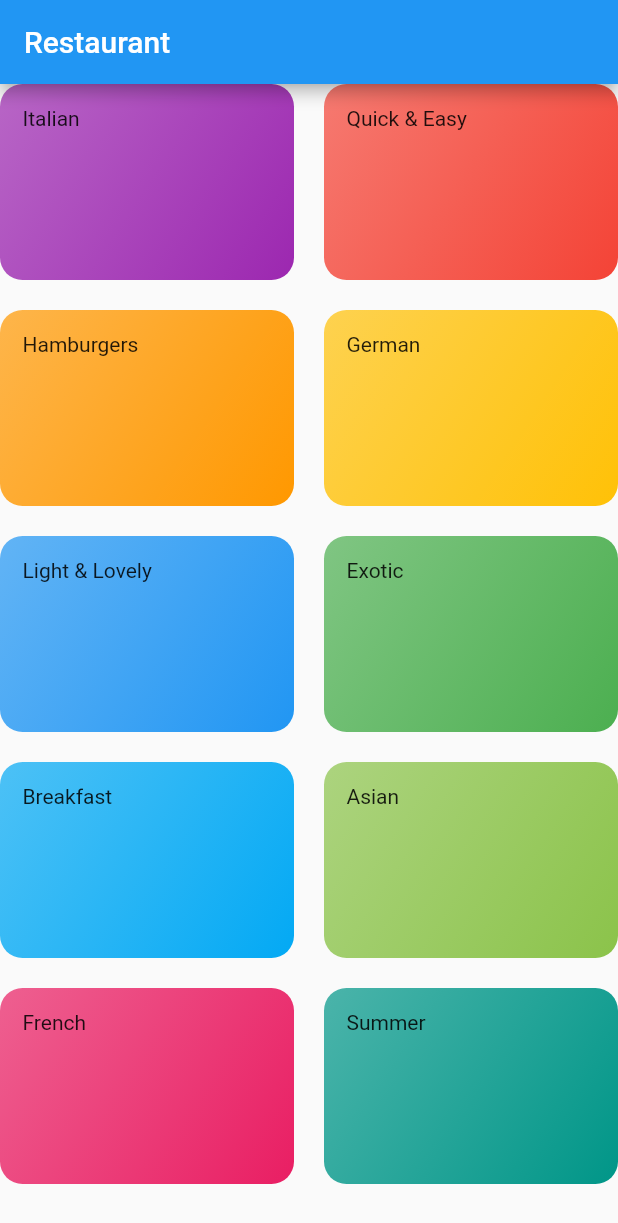
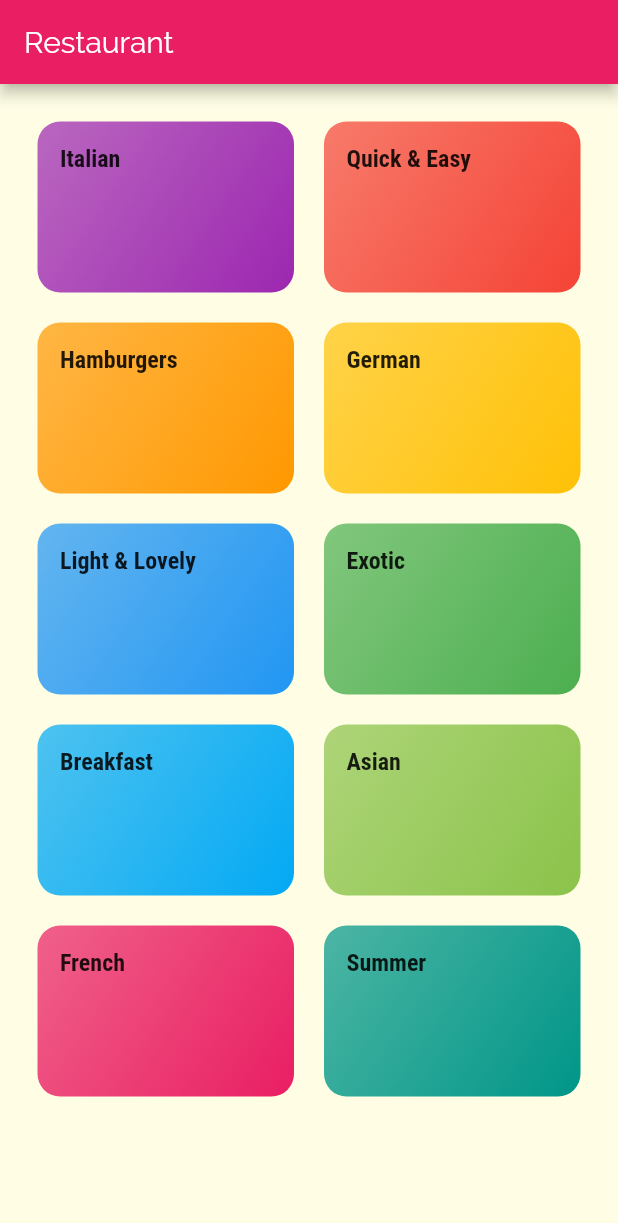
Before and after one commit to omersiddique/restaurantapp, a Flutter app: the screen it shows after launch, on a phone screen of 412 x 824 dp. Shown: the top 1223 px of the screen. Run offline on Flutter 3.47's test engine with Material 2 defaults, Android fonts, the phone set to English and light mode, and no system bars; Roboto replaces fonts that are missing (RobotoCondensed).

Commit message:
Adding Styling

```diff
--- a/lib/categories_screen.dart
+++ b/lib/categories_screen.dart
@@ -9,6 +9,7 @@ class CategoriesScreen extends StatelessWidget {
     return Scaffold(
       appBar: AppBar(title: Text('Restaurant')),
       body: GridView(
+        padding: const EdgeInsets.all(25),
         children: DUMMY_CATEGORIES.map( (catData) => CategoryItem(catData.title, catData.color) ).toList(),
         gridDelegate: SliverGridDelegateWithMaxCrossAxisExtent(
           maxCrossAxisExtent: 200,
--- a/lib/category_item.dart
+++ b/lib/category_item.dart
@@ -10,7 +10,7 @@ class CategoryItem extends StatelessWidget {
   Widget build(BuildContext context) {
     return Container(
       padding: const EdgeInsets.all(15),
-      child: Text(title),
+      child: Text(title, style: Theme.of(context).textTheme.headline5,),
       decoration: BoxDecoration(gradient: LinearGradient(
         colors: [
           color.withOpacity(0.7),
--- a/lib/main.dart
+++ b/lib/main.dart
@@ -22,7 +22,15 @@ class MyApp extends StatelessWidget {
         // or simply save your changes to "hot reload" in a Flutter IDE).
         // Notice that the counter didn't reset back to zero; the application
         // is not restarted.
-        primarySwatch: Colors.blue,
+        primarySwatch: Colors.pink,
+        accentColor: Colors.amber,
+        canvasColor: Color.fromRGBO(255, 254, 229, 1),
+        fontFamily: 'Raleway',
+        textTheme: ThemeData.light().textTheme.copyWith(
+          bodyText1: TextStyle(color: Color.fromRGBO(20, 51, 51, 1)),
+          bodyText2: TextStyle(color: Color.fromRGBO(20, 51, 51, 1)),
+          headline5: TextStyle(fontSize: 16, fontFamily: 'RobotoCondensed', fontWeight: FontWeight.bold),
+          ),
         // This makes the visual density adapt to the platform that you run
         // the app on. For desktop platforms, the controls will be smaller and
         // closer together (more dense) than on mobile platforms.
```
Also changed, not shown: pubspec.yaml (+17 -11 lines), assets/fonts/Raleway-Black.ttf (added), assets/fonts/Raleway-Bold.ttf (added), assets/fonts/Raleway-Regular.ttf (added), assets/fonts/RobotoCondensed-Bold.ttf (added), assets/fonts/RobotoCondensed-Italic.ttf (added), assets/fonts/RobotoCondensed-Light.ttf (added), assets/fonts/RobotoCondensed-Regular.ttf (added).
